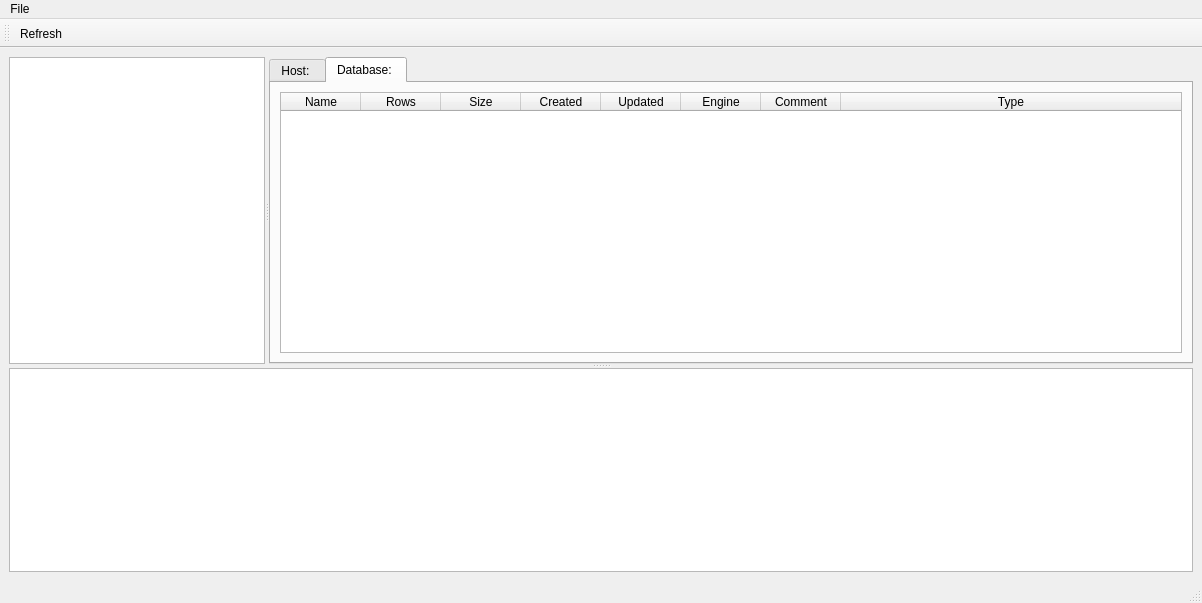
Qt form qtcreator_assets/pyHeidi/mainwindow.ui (Fapiko/pyHeidi) before a commit.
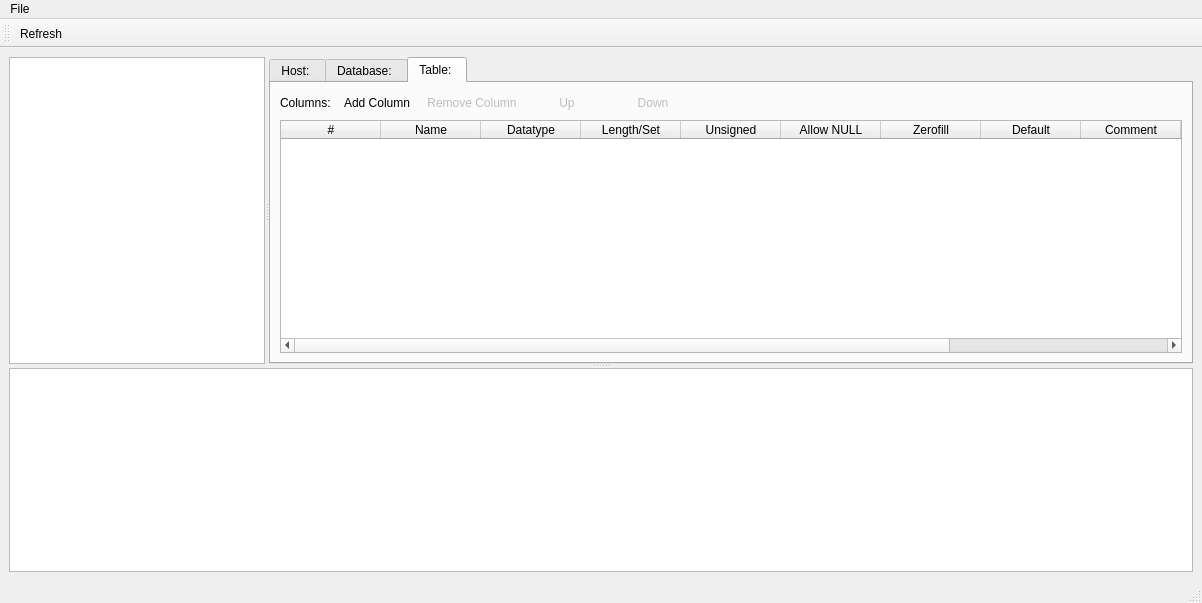
The same form after that commit. Icons and pictures are not drawn.

What changed in the file:
```diff
--- a/qtcreator_assets/pyHeidi/mainwindow.ui
+++ b/qtcreator_assets/pyHeidi/mainwindow.ui
@@ -91,7 +91,7 @@
          <enum>QTabWidget::Rounded</enum>
         </property>
         <property name="currentIndex">
-         <number>1</number>
+         <number>2</number>
         </property>
         <widget class="QWidget" name="machineTab">
          <attribute name="icon">
@@ -335,6 +335,179 @@
           </item>
          </layout>
         </widget>
+        <widget class="QWidget" name="tableTab">
+         <attribute name="icon">
+          <iconset resource="resources.qrc">
+           <normaloff>:/icons/resources/icons/table.png</normaloff>:/icons/resources/icons/table.png</iconset>
+         </attribute>
+         <attribute name="title">
+          <string>Table: </string>
+         </attribute>
+         <layout class="QVBoxLayout" name="verticalLayout_5">
+          <item>
+           <layout class="QHBoxLayout" name="horizontalLayout_2">
+            <item>
+             <widget class="QLabel" name="label">
+              <property name="text">
+               <string>Columns:</string>
+              </property>
+             </widget>
+            </item>
+            <item>
+             <widget class="QPushButton" name="addColumnButton">
+              <property name="text">
+               <string>Add Column</string>
+              </property>
+              <property name="icon">
+               <iconset resource="resources.qrc">
+                <normaloff>:/icons/resources/icons/add.png</normaloff>:/icons/resources/icons/add.png</iconset>
+              </property>
+              <property name="flat">
+               <bool>true</bool>
+              </property>
+             </widget>
+            </item>
+            <item>
+             <widget class="QPushButton" name="addColumnButton_2">
+              <property name="enabled">
+               <bool>false</bool>
+              </property>
+              <property name="text">
+               <string>Remove Column</string>
+              </property>
+              <property name="icon">
+               <iconset resource="resources.qrc">
+                <normaloff>:/icons/resources/icons/delete.png</normaloff>:/icons/resources/icons/delete.png</iconset>
+              </property>
+              <property name="flat">
+               <bool>true</bool>
+              </property>
+             </widget>
+            </item>
+            <item>
+             <widget class="QPushButton" name="addColumnButton_3">
+              <property name="enabled">
+               <bool>false</bool>
+              </property>
+              <property name="text">
+               <string>Up</string>
+              </property>
+              <property name="icon">
+               <iconset resource="resources.qrc">
+                <normaloff>:/icons/resources/icons/resultset_up.png</normaloff>:/icons/resources/icons/resultset_up.png</iconset>
+              </property>
+              <property name="flat">
+               <bool>true</bool>
+              </property>
+             </widget>
+            </item>
+            <item>
+             <widget class="QPushButton" name="addColumnButton_4">
+              <property name="enabled">
+               <bool>false</bool>
+              </property>
+              <property name="text">
+               <string>Down</string>
+              </property>
+              <property name="icon">
+               <iconset resource="resources.qrc">
+                <normaloff>:/icons/resources/icons/resultset_down.png</normaloff>:/icons/resources/icons/resultset_down.png</iconset>
+              </property>
+              <property name="flat">
+               <bool>true</bool>
+              </property>
+             </widget>
+            </item>
+            <item>
+             <spacer name="horizontalSpacer">
+              <property name="orientation">
+               <enum>Qt::Horizontal</enum>
+              </property>
+              <property name="sizeHint" stdset="0">
+               <size>
+                <width>40</width>
+                <height>20</height>
+               </size>
+              </property>
+             </spacer>
+            </item>
+           </layout>
+          </item>
+          <item>
+           <widget class="QTableWidget" name="tableInfoTable">
+            <property name="selectionMode">
+             <enum>QAbstractItemView::SingleSelection</enum>
+            </property>
+            <property name="selectionBehavior">
+             <enum>QAbstractItemView::SelectRows</enum>
+            </property>
+            <attribute name="verticalHeaderVisible">
+             <bool>false</bool>
+            </attribute>
+            <column>
+             <property name="text">
+              <string>#</string>
+             </property>
+            </column>
+            <column>
+             <property name="text">
+              <string>Name</string>
+             </property>
+            </column>
+            <column>
+             <property name="text">
+              <string>Datatype</string>
+             </property>
+            </column>
+            <column>
+             <property name="text">
+              <string>Length/Set</string>
+             </property>
+            </column>
+            <column>
+             <property name="text">
+              <string>Unsigned</string>
+             </property>
+            </column>
+            <column>
+             <property name="text">
+              <string>Allow NULL</string>
+             </property>
+            </column>
+            <column>
+             <property name="text">
+              <string>Zerofill</string>
+             </property>
+            </column>
+            <column>
+             <property name="text">
+              <string>Default</string>
+             </property>
+            </column>
+            <column>
+             <property name="text">
+              <string>Comment</string>
+             </property>
+            </column>
+            <column>
+             <property name="text">
+              <string>Collation</string>
+             </property>
+            </column>
+            <column>
+             <property name="text">
+              <string>Expression</string>
+             </property>
+            </column>
+            <column>
+             <property name="text">
+              <string>Virtuality</string>
+             </property>
+            </column>
+           </widget>
+          </item>
+         </layout>
+        </widget>
        </widget>
       </widget>
       <widget class="QTextEdit" name="txtStatus">
```
Left out of the diff: 4 changed lines with no effect on the pictures.
